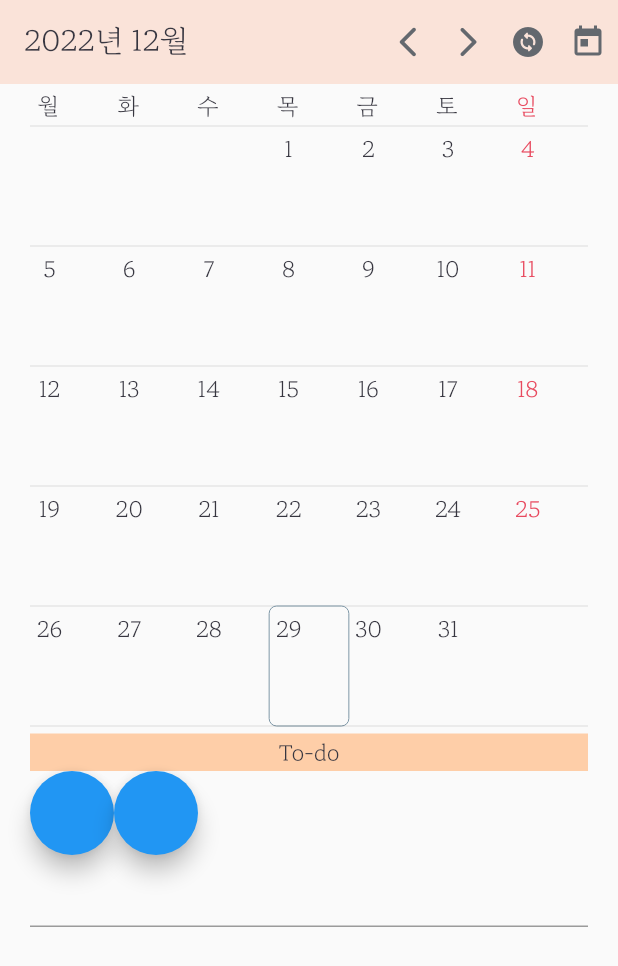
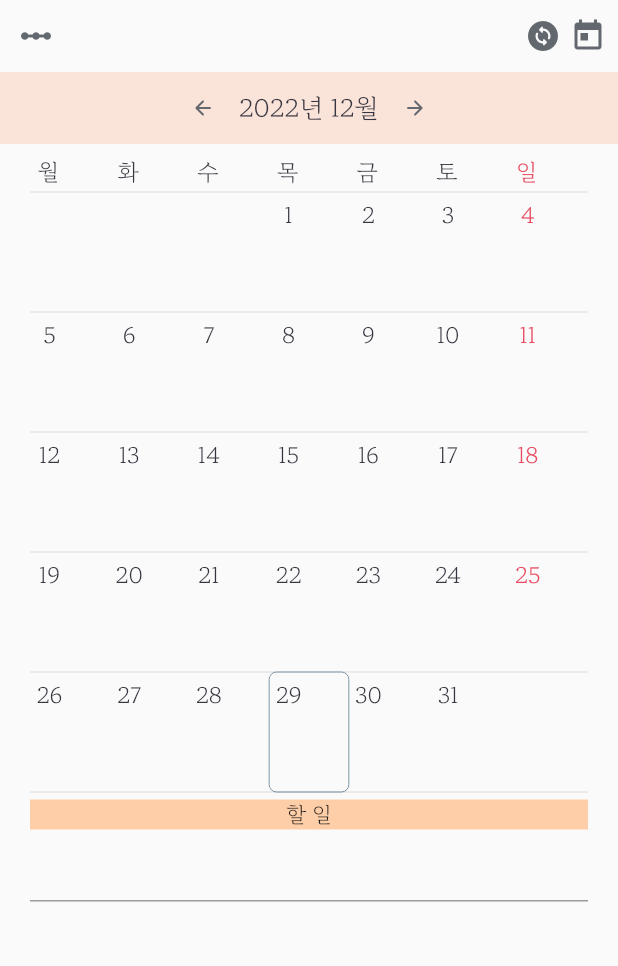
Before and after one commit to ljbee22/my_calender, a Flutter app: the screen it shows after launch, on a phone screen of 412 x 824 dp. Shown: the top 966 px of the screen. Run offline on Flutter 3.47's test engine with Material 2 defaults, Android fonts, the phone set to English and light mode, and no system bars; our stand-ins replace hive, hive_flutter; accounts and stored records are empty.

Commit message:
12. 29 혼자 코딩 - 1

```diff
--- a/lib/cursor.dart
+++ b/lib/cursor.dart
@@ -3,6 +3,7 @@ import 'package:intl/intl.dart';
 
 class Cursor with ChangeNotifier{
   late DateTime selected;
+  bool isMonth = true;
 
   Cursor({
     required this.selected
@@ -57,18 +58,9 @@ class Cursor with ChangeNotifier{
   String returnAsString(){
     return DateFormat('yyyy.MM.dd').format(selected);
   }
-}
 
-class IsMonth with ChangeNotifier{
-  late bool isMonth;
-
-  IsMonth({
-    required this.isMonth
-  });
-
-  void changeIsMonth(){ //month <-> week 간 바꿔주는 함수
+  void changeIsMonth() {
     isMonth = !isMonth;
     notifyListeners();
   }
-
 }
--- /dev/null
+++ b/lib/customclass/CustomAppbar.dart
@@ -0,0 +1,90 @@
+import 'package:flutter/material.dart';
+import 'package:my_calender/customclass/calenderElement.dart';
+import 'package:provider/provider.dart';
+import '../cursor.dart';
+import 'palette.dart';
+
+class CustomAppbar extends StatelessWidget implements PreferredSize{
+  final GlobalKey<ScaffoldState> scaffoldKey;
+  const CustomAppbar({Key? key, required this.scaffoldKey}) : super(key: key);
+
+  @override
+  Widget build(BuildContext context) {
+    return SafeArea(
+      child: Column(
+        children: [
+          Stack(
+            children: [
+              Align(
+                alignment: Alignment.centerLeft,
+                child: IconButton(onPressed: () {
+                    print('@@@@@@@@@@@');
+                    scaffoldKey.currentState?.openDrawer();
+                  },
+                    icon: Icon(Icons.linear_scale, color: Pastel.blacksoft),
+                ),
+              ),
+              Positioned(
+                right: 30,
+                child: IconButton(
+                  alignment: Alignment.centerRight,
+                    visualDensity: const VisualDensity(horizontal: -4.0),
+                    onPressed: () {
+                      Provider.of<Cursor>(context, listen: false).changeIsMonth();
+                    }, icon: const Icon(Icons.change_circle_rounded), color: Pastel.blacksoft),
+              ),
+              Align(
+                alignment: Alignment.centerRight,
+                child: IconButton(
+                  alignment: Alignment.centerRight,
+                  visualDensity: const VisualDensity(horizontal: -4.0),
+                  icon: const Icon(Icons.today, color: Pastel.blacksoft,),
+                  onPressed: () {
+                    Provider.of<Cursor>(context, listen: false).changeCursor(DateTime.now());
+                  },
+                ),
+              ),
+            ],
+          ),
+          Container(
+            color: Pastel.pink,
+            child: Row(
+              mainAxisAlignment: MainAxisAlignment.center,
+              children: [
+                IconButton(onPressed: () {
+                  Provider.of<Cursor>(context, listen: false).plusMonth(false);
+                }, icon: Icon(Icons.arrow_back_rounded, size: 16,), color: Pastel.blacksoft,),
+                Provider.of<Cursor>(context, listen: false).isMonth
+                ? MyText("${Provider.of<Cursor>(context).selected.year}년 ${Provider.of<Cursor>(context).selected.month}월", 17, Pastel.black)
+                : MyText("${Provider.of<Cursor>(context).selected.year}년 ${Provider.of<Cursor>(context).selected.month}월 "
+                    "${Provider.of<Cursor>(context).dayofweek()}주차", 17, Pastel.black),
+                IconButton(onPressed: () {
+                  Provider.of<Cursor>(context, listen: false).plusMonth(true);
+                }, icon: Icon(Icons.arrow_forward_rounded, size: 16,), color: Pastel.blacksoft,),
+              ],
+            ),
+          ),
+        ],
+      ),
+    );
+  }
+
+  @override
+  Size get preferredSize => const Size.fromHeight(100);
+
+  @override
+  // TODO: implement child : 몰라서 임시로 Container() 넣음
+  Widget get child => Container();
+}
+
+class CustomDrawer extends StatelessWidget {
+  const CustomDrawer({Key? key}) : super(key: key);
+
+  @override
+  Widget build(BuildContext context) {
+    return Drawer(
+      backgroundColor: Pastel.orange,
+      child: Text('Hello'),
+    );
+  }
+}
--- /dev/null
+++ b/lib/customclass/OneDay.dart
@@ -0,0 +1,75 @@
+import 'package:flutter/material.dart';
+import 'package:hive/hive.dart';
+import 'package:intl/intl.dart';
+import 'package:my_calender/cursor.dart';
+import 'package:my_calender/customclass/palette.dart';
+import 'package:provider/provider.dart';
+import 'calenderElement.dart';
+
+class OneDay extends StatefulWidget {
+  final DateTime oneDay; //자기 자신
+  final Box box;
+  final bool isSchedule = false; //일정 존재여부 관련 변수
+  const OneDay(this.oneDay, this.box, {Key? key}) : super(key: key);
+
+  @override
+  State<OneDay> createState() => _OneDayState();
+}
+
+class _OneDayState extends State<OneDay> {
+  @override
+  Widget build(BuildContext context) {
+    return Expanded(
+        child: GestureDetector(
+          behavior:
+          widget.oneDay.month != Provider.of<Cursor>(context).selected.month
+              ? null
+              : HitTestBehavior.translucent,
+          onTap: () {
+            Provider.of<Cursor>(context, listen: false).changeCursor(widget.oneDay);
+          },
+          child: Container(
+              decoration: (Provider.of<Cursor>(context).selected.day ==
+                  widget.oneDay.day) &&
+                  (Provider.of<Cursor>(context).selected.month ==
+                      widget.oneDay.month)
+                  ? BoxDecoration(
+                  borderRadius: BorderRadius.circular(5),
+                  border: Border.all(color: Pastel.grey, width: 0))
+                  : null,
+              padding: const EdgeInsets.fromLTRB(0, 4, 0, 10),
+              height: 80,
+              child:
+              widget.oneDay.month != Provider.of<Cursor>(context).selected.month
+                  ? null
+                  : Stack(
+                children: [
+                  Positioned(
+                    top: 1,
+                    height: 20,
+                    width: 20,
+                    left: 3,
+                    child: MyText(
+                        widget.oneDay.day.toString(),
+                        15,
+                        widget.oneDay.weekday == 7
+                            ? Pastel.redaccent
+                            : Pastel.black),
+                  ),
+                  if (widget.box.containsKey(
+                      DateFormat('yyyy.MM.dd').format(widget.oneDay)))
+                    Positioned(
+                        top: 7,
+                        left: 30,
+                        child: Container(
+                            height: 7,
+                            width: 7,
+                            decoration: const BoxDecoration(
+                              color: Pastel.red,
+                              shape: BoxShape.circle,
+                            ))),
+                ],
+              )),
+        ));
+  }
+}
--- a/lib/customclass/calenderElement.dart
+++ b/lib/customclass/calenderElement.dart
@@ -8,7 +8,9 @@ class DayofWeek extends StatelessWidget {
 
   @override
   Widget build(BuildContext context) {
-    return Row(
+    return Padding(
+      padding: const EdgeInsets.fromLTRB(0, 4, 0, 4),
+      child: Row(
         crossAxisAlignment: CrossAxisAlignment.start,
         children: const [
           SizedBox(width: 5),
@@ -26,6 +28,7 @@ class DayofWeek extends StatelessWidget {
           SizedBox(width: 5),
           Expanded(child:Text("일", textAlign: TextAlign.start, style: TextStyle(fontSize: 15, color: Pastel.redaccent),)),
         ],
+      ),
     ); //요일 표시 -> 항상 고정
   }
 }
@@ -80,7 +83,7 @@ class MonthAppbar extends StatelessWidget implements PreferredSizeWidget{
           IconButton(
             visualDensity: const VisualDensity(horizontal: -4.0),
             onPressed: () {
-              Provider.of<IsMonth>(context, listen: false).changeIsMonth();
+              Provider.of<Cursor>(context, listen: false).changeIsMonth();
             }, icon: const Icon(Icons.change_circle_rounded), color: Pastel.blacksoft),
           IconButton(
             visualDensity: const VisualDensity(horizontal: -4.0),
@@ -129,7 +132,7 @@ class WeekAppbar extends StatelessWidget implements PreferredSizeWidget{
           IconButton(
             visualDensity: const VisualDensity(horizontal: -4.0),
             onPressed: () {
-              Provider.of<IsMonth>(context, listen: false).changeIsMonth();
+              Provider.of<Cursor>(context, listen: false).changeIsMonth();
             }, icon: const Icon(Icons.change_circle_rounded), color: Pastel.blacksoft,),
           IconButton(
             visualDensity: const VisualDensity(horizontal: -4.0),
--- a/lib/customclass/customContainer.dart
+++ /dev/null
@@ -1,144 +0,0 @@
-import 'package:flutter/material.dart';
-import 'package:hive/hive.dart';
-import 'package:intl/intl.dart';
-import 'package:my_calender/cursor.dart';
-import 'calenderElement.dart';
-import 'package:provider/provider.dart';
-import 'package:my_calender/customclass/palette.dart';
-
-class MonthDays extends StatefulWidget {
-  final DateTime oneDay; //자기 자신
-  final Box box;
-  final bool isSchedule = false; //일정 존재여부 관련 변수
-  const MonthDays(this.oneDay, this.box, {Key? key}) : super(key: key);
-
-  @override
-  State<MonthDays> createState() => _MonthDaysState();
-}
-
-class _MonthDaysState extends State<MonthDays> {
-
-  @override
-  Widget build(BuildContext context) {
-    return Expanded(child: GestureDetector(
-      behavior: widget.oneDay.month != Provider.of<Cursor>(context).selected.month ? null : HitTestBehavior.translucent,
-      onTap: (){
-        Provider.of<Cursor>(context, listen: false).changeCursor(widget.oneDay);
-      },
-      child: Container(
-        decoration: (Provider.of<Cursor>(context).selected.day == widget.oneDay.day) && (Provider.of<Cursor>(context).selected.month == widget.oneDay.month) ? BoxDecoration(
-          borderRadius: BorderRadius.circular(5),
-          border: Border.all(color: Pastel.grey, width: 0)
-        ) : null,
-        padding: const EdgeInsets.fromLTRB(0, 4, 0, 10),
-        height: 80,
-        child: widget.oneDay.month != Provider.of<Cursor>(context).selected.month ? null : Stack(
-          children: [
-            // Positioned(
-            //     // left: 0.95,
-            //     child: Container(
-            //         height: 20,
-            //         width: 20,
-            //         decoration: Provider.of<Cursor>(context).selected.day == widget.oneDay.day ?  const BoxDecoration(
-            //           color: Pastel.green,
-            //           shape: BoxShape.circle,
-            //         ) : null
-            //     )
-            // ),
-            Positioned(
-              top: 1,
-              height: 20,
-              width: 20,
-              left: 3,
-              child: MyText(widget.oneDay.day.toString(), 15, widget.oneDay.weekday == 7 ? Pastel.redaccent : Pastel.black),
-            ),
-            if(widget.box.containsKey(DateFormat('yyyy.MM.dd').format(widget.oneDay)))
-              Positioned(
-                  top: 7,
-                  left: 30,
-                  child: Container(
-                    height: 7,
-                    width: 7,
-                    decoration: const BoxDecoration(
-                      color: Pastel.red,
-                      shape: BoxShape.circle,
-                    )
-                  )
-              ),
-          ],
-        )
-      ),
-    ));
-  }
-}
-
-
-
-class WeekDays extends StatefulWidget {
-  final DateTime oneDay; //자기 자신
-  final Box box;
-  final bool isSchedule = false; //일정 존재여부 관련 변수
-  const WeekDays(this.oneDay, this.box, {Key? key}) : super(key: key);
-
-
-  @override
-  State<WeekDays> createState() => _WeekDaysState();
-}
-
-class _WeekDaysState extends State<WeekDays> {
-  @override
-  Widget build(BuildContext context) {
-    return Expanded(child: GestureDetector(
-      behavior: HitTestBehavior.translucent,
-      onTap: (){
-        Provider.of<Cursor>(context, listen: false).changeCursor(widget.oneDay);
-      },
-      child: Container(
-          decoration: (Provider.of<Cursor>(context).selected.day == widget.oneDay.day) && (Provider.of<Cursor>(context).selected.month == widget.oneDay.month) ? BoxDecoration(
-              borderRadius: BorderRadius.circular(5),
-              border: Border.all(color: Pastel.grey, width: 0)
-          ) : null,
-          padding: const EdgeInsets.fromLTRB(0, 4, 0, 10),
-          height: 80,
-          child: Stack(
-            children: [
-              // Positioned(
-              //   // left: 0.95,
-              //     child: Container(
-              //         height: 20,
-              //         width: 20,
-              //         decoration: Provider.of<Cursor>(context).selected.day == widget.oneDay.day ?  const BoxDecoration(
-              //           color: Pastel.green,
-              //           shape: BoxShape.circle,
-              //         ) : null
-              //     )
-              // ),
-              Positioned(
-                top: 1,
-                height: 20,
-                width: 20,
-                left: 3,
-                child: MyText(widget.oneDay.day.toString(), 15, widget.oneDay.weekday == 7 ? Pastel.redaccent : Pastel.black),
-              ),
-              if(widget.box.containsKey(DateFormat('yyyy.MM.dd').format(widget.oneDay)))
-                Positioned(
-                    top: 7,
-                    left: 30,
-                    child: Container(
-                        height: 7,
-                        width: 7,
-                        decoration: const BoxDecoration(
-                          color: Pastel.red,
-                          shape: BoxShape.circle,
-                        )
-                    )
-                ),
-              // Positioned(
-              //     child: Icon,
-              // )
-            ],
-          )
-      ),
-    ));
-  }
-}
--- a/lib/main.dart
+++ b/lib/main.dart
@@ -23,7 +23,6 @@ class MyApp extends StatelessWidget {
     return MultiProvider(
       providers: [
         ChangeNotifierProvider(create: (context) => Cursor(selected: DateTime.now())),
-        ChangeNotifierProvider(create: (context) => IsMonth(isMonth: true)),
       ],
       builder: (context, child){
         return MaterialApp(
@@ -33,7 +32,7 @@ class MyApp extends StatelessWidget {
               primarySwatch: Colors.blue,
               fontFamily: 'Myfont'
             ),
-            home: Provider.of<IsMonth>(context).isMonth ? const MonthCal() : const WeekCal()
+            home: Provider.of<Cursor>(context).isMonth ? const MonthCal() : const WeekCal()
         );
       }
     );
--- a/lib/monthCal.dart
+++ b/lib/monthCal.dart
@@ -2,10 +2,11 @@ import 'package:flutter/material.dart';
 import 'cursor.dart';
 import 'customclass/calenderElement.dart';
 import 'package:hive_flutter/hive_flutter.dart';
-import 'customclass/customContainer.dart';
 import 'package:provider/provider.dart';
 import 'scheduleClass.dart';
 import 'package:my_calender/customclass/palette.dart';
+import 'customclass/OneDay.dart';
+import 'package:my_calender/customclass/CustomAppbar.dart';
 
 class MonthCal extends StatefulWidget {
   const MonthCal({Key? key}) : super(key: key);
@@ -15,12 +16,15 @@ class MonthCal extends StatefulWidget {
 }
 
 class _MonthCalState extends State<MonthCal> {
+  static final GlobalKey<ScaffoldState> scaffoldKey = GlobalKey();
   @override
   Widget build(BuildContext context) {
     return GestureDetector(
       onTap: () => FocusManager.instance.primaryFocus?.unfocus(),
       child: Scaffold(
-        appBar: MonthAppbar(appbar: AppBar()), //custom appbar
+        key: scaffoldKey,
+        appBar: CustomAppbar(scaffoldKey: scaffoldKey,), //custom appbar
+        drawer: CustomDrawer(),
         body: ValueListenableBuilder(
             valueListenable: Hive.box<List>('lib').listenable(),
             builder: (context, Box<List> box, child) {
@@ -41,18 +45,12 @@ class _MonthCalState extends State<MonthCal> {
                       },
                       child: Column(
                         children: [
-                          const SizedBox(
-                            height: 4,
-                          ),
                           const DayofWeek(),
-                          const SizedBox(
-                            height: 4,
-                          ),
                           const Divider(height: 0),
                           Row(
                             children: [
                               for (int i = 0; i < 7; i++)
-                                MonthDays(
+                                OneDay(
                                     Provider.of<Cursor>(context).daylist()[i],
                                     box),
                             ],
@@ -61,7 +59,7 @@ class _MonthCalState extends State<MonthCal> {
                           Row(
                             children: [
                               for (int i = 7; i < 14; i++)
-                                MonthDays(
+                                OneDay(
                                     Provider.of<Cursor>(context).daylist()[i],
                                     box),
                             ],
@@ -70,7 +68,7 @@ class _MonthCalState extends State<MonthCal> {
                           Row(
                             children: [
                               for (int i = 14; i < 21; i++)
-                                MonthDays(
+                                OneDay(
                                     Provider.of<Cursor>(context).daylist()[i],
                                     box),
                             ],
@@ -79,7 +77,7 @@ class _MonthCalState extends State<MonthCal> {
                           Row(
                             children: [
                               for (int i = 21; i < 28; i++)
-                                MonthDays(
+                                OneDay(
                                     Provider.of<Cursor>(context).daylist()[i],
                                     box),
                             ],
@@ -91,7 +89,7 @@ class _MonthCalState extends State<MonthCal> {
                                 Row(
                                   children: [
                                     for (int i = 28; i < 35; i++)
-                                      MonthDays(
+                                      OneDay(
                                           Provider.of<Cursor>(context)
                                               .daylist()[i],
                                           box),
@@ -106,7 +104,7 @@ class _MonthCalState extends State<MonthCal> {
                                 Row(
                                   children: [
                                     for (int i = 35; i < 42; i++)
-                                      MonthDays(
+                                      OneDay(
                                           Provider.of<Cursor>(context)
                                               .daylist()[i],
                                           box),
@@ -119,52 +117,62 @@ class _MonthCalState extends State<MonthCal> {
                       ),
                     ),
                     const SizedBox(height: 5),
-                    AppBar(
-                      elevation: 0,
-                      backgroundColor: Pastel.orange,
-                      title: const MyText("To-do", 15, Pastel.black),
-                      centerTitle: true,
-                      toolbarHeight: 25,
+                    // AppBar(
+                    //   elevation: 0,
+                    //   backgroundColor: Pastel.orange,
+                    //   title: const MyText("To-do", 15, Pastel.black),
+                    //   centerTitle: true,
+                    //   toolbarHeight: 25,
+                    // ),
+                    Container(
+                      height: 20,
+                      color: Pastel.orange,
+                      child: Row(
+                        mainAxisAlignment: MainAxisAlignment.center,
+                        children: [
+                          Text("할 일"),
+                        ],
+                      ),
                     ),
-                    Row(
-                      children: [
-                        FloatingActionButton(
-                          onPressed: () async {
-                            int i = 0;
-                            if (box.containsKey(
-                                Provider.of<Cursor>(context, listen: false)
-                                    .returnAsString())) {
-                              print("@@@@@@@@@@@@@@@@@");
-                              // box.get("2022.12.25")!.add(ScheduleClass(name: "t$i", date: DateTime.now()));
-                              var tmp = box.get(
-                                  Provider.of<Cursor>(context, listen: false)
-                                      .returnAsString())!;
-                              tmp.add(ScheduleClass(
-                                  name: "t$i", date: DateTime.now()));
-                              box.put(
-                                  Provider.of<Cursor>(context, listen: false)
-                                      .returnAsString(),
-                                  tmp);
-                            } else {
-                              box.put(
-                                  Provider.of<Cursor>(context, listen: false)
-                                      .returnAsString(),
-                                  [
-                                    ScheduleClass(
-                                        name: "t$i", date: DateTime.now())
-                                  ]);
-                            }
-                            i++;
-                            print("will be print get");
-                            // for(int i = 0; i<box.length ; i++)
-                            //   print(box.get(i)!.name);
-                          },
-                        ),
-                        FloatingActionButton(onPressed: () async {
-                          await box.clear();
-                        })
-                      ],
-                    ),
+                    // Row(
+                    //   children: [
+                    //     FloatingActionButton(
+                    //       onPressed: () async {
+                    //         int i = 0;
+                    //         if (box.containsKey(
+                    //             Provider.of<Cursor>(context, listen: false)
+                    //                 .returnAsString())) {
+                    //           print("@@@@@@@@@@@@@@@@@");
+                    //           // box.get("2022.12.25")!.add(ScheduleClass(name: "t$i", date: DateTime.now()));
+                    //           var tmp = box.get(
+                    //               Provider.of<Cursor>(context, listen: false)
+                    //                   .returnAsString())!;
+                    //           tmp.add(ScheduleClass(
+                    //               name: "t$i", date: DateTime.now()));
+                    //           box.put(
+                    //               Provider.of<Cursor>(context, listen: false)
+                    //                   .returnAsString(),
+                    //               tmp);
+                    //         } else {
+                    //           box.put(
+                    //               Provider.of<Cursor>(context, listen: false)
+                    //                   .returnAsString(),
+                    //               [
+                    //                 ScheduleClass(
+                    //                     name: "t$i", date: DateTime.now())
+                    //               ]);
+                    //         }
+                    //         i++;
+                    //         print("will be print get");
+                    //         // for(int i = 0; i<box.length ; i++)
+                    //         //   print(box.get(i)!.name);
+                    //       },
+                    //     ),
+                    //     FloatingActionButton(onPressed: () async {
+                    //       await box.clear();
+                    //     })
+                    //   ],
+                    // ),
                     Expanded(
                       child: CustomScrollView(
                         slivers: [
@@ -209,14 +217,12 @@ class _MonthCalState extends State<MonthCal> {
                                   tmp.add(ScheduleClass(
                                       name: text!, date: DateTime.now()));
                                   box.put(scheduleDate, tmp);
-                                  print("more than second @@@@@@@@@@@@@@@@@@@@@");
                                 } else {
                                   List tmp = [
                                     ScheduleClass(
                                         name: text!, date: DateTime.now())
                                   ];
                                   box.put(scheduleDate, tmp);
-                                  print("first time @@@@@@@@@@@@@@@@@@@@@");
                                 }
                               },
                             ),
```
Also changed, not shown: lib/weekCal.dart (+12 -10 lines), 1 other file. Lines whose indentation alone changed are shown as unchanged.
